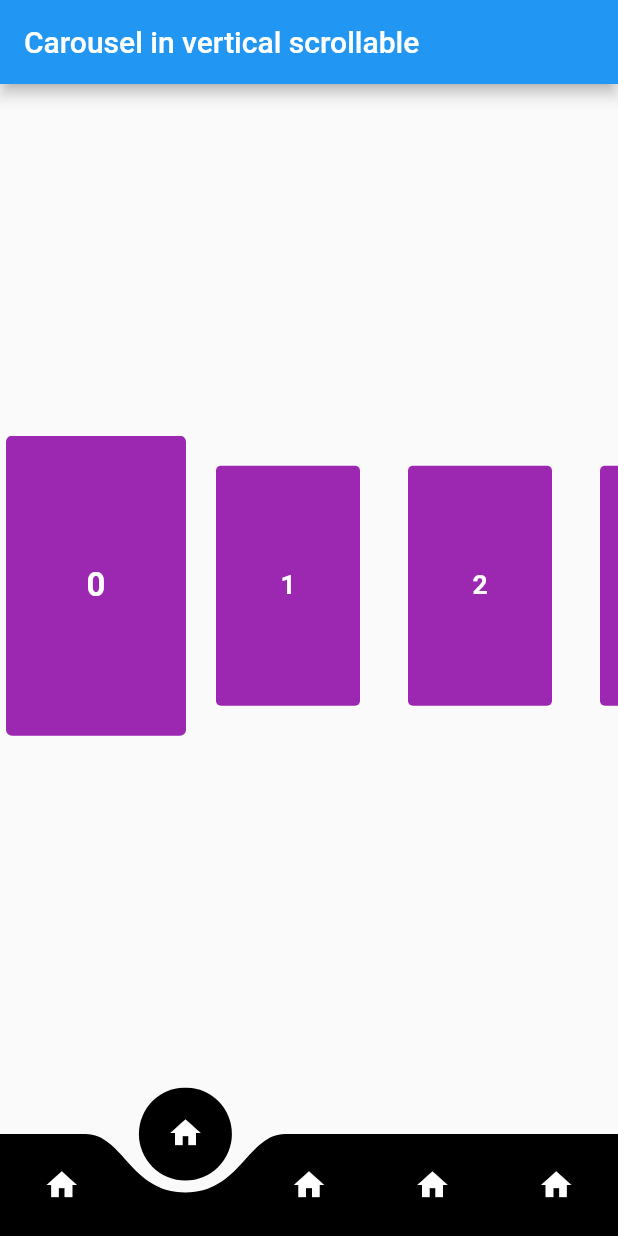
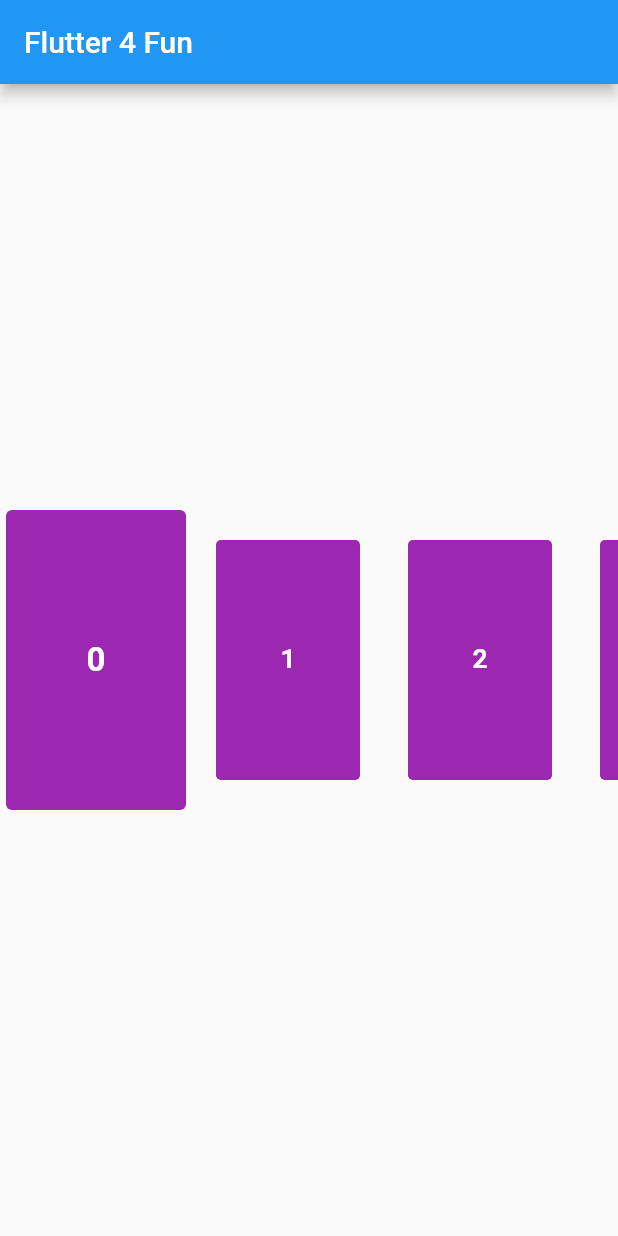
Before and after one commit to Flutter4Fun/ui_challenge-2, a Flutter app: the screen it shows after launch, on a phone screen of 412 x 824 dp. Run offline on Flutter 3.47's test engine with Material 2 defaults, Android fonts, the phone set to English and light mode, and no system bars.

Commit message:
Implemented horizontal_snapping_list

```diff
--- /dev/null
+++ b/lib/horizontal_snapping_list.dart
@@ -0,0 +1,109 @@
+import 'package:flutter/material.dart';
+import 'dart:math' as math;
+
+class HorizontalSnappingList extends StatefulWidget {
+  final int itemCount;
+  final IndexedWidgetBuilder itemBuilder;
+  final double itemWidth;
+  final double itemHorizontalMargin;
+  final double listHeight;
+  final double itemsConsumedWidth;
+
+  HorizontalSnappingList({
+    @required this.itemBuilder,
+    this.itemCount,
+    this.itemWidth = 120.0,
+    this.itemHorizontalMargin = 4.0,
+    this.listHeight = 200.0,
+  }) : itemsConsumedWidth = itemWidth + (itemHorizontalMargin * 2);
+
+  @override
+  _HorizontalSnappingListState createState() => _HorizontalSnappingListState();
+}
+
+class _HorizontalSnappingListState extends State<HorizontalSnappingList> {
+  ScrollController _scrollController;
+  double scrollOffset = 0;
+
+  @override
+  void initState() {
+    _scrollController = new ScrollController();
+    _scrollController.addListener(() {
+      setState(() {
+        scrollOffset = _scrollController.position.pixels / widget.itemsConsumedWidth;
+      });
+    });
+    super.initState();
+  }
+
+  @override
+  Widget build(BuildContext context) {
+    return SizedBox(
+      height: widget.listHeight,
+      child: ListView.builder(
+        controller: _scrollController,
+        scrollDirection: Axis.horizontal,
+        physics: SnappingListScrollPhysic(
+            itemWidth: widget.itemWidth + (widget.itemHorizontalMargin * 2)),
+        itemCount: widget.itemCount,
+        itemBuilder: (context, i) {
+          double scale = ((1 - math.min((i - scrollOffset).abs(), 1.0)) * (1 - 0.8)) + 0.8;
+          return Transform.scale(
+            scale: scale,
+            child: widget.itemBuilder(context, i),
+          );
+        },
+      ),
+    );
+  }
+}
+
+class SnappingListScrollPhysic extends ScrollPhysics {
+  final double itemWidth;
+
+  const SnappingListScrollPhysic({
+    @required this.itemWidth,
+    ScrollPhysics parent,
+  }) : super(parent: parent);
+
+  @override
+  SnappingListScrollPhysic applyTo(ScrollPhysics ancestor) => SnappingListScrollPhysic(
+    parent: buildParent(ancestor),
+    itemWidth: itemWidth,
+  );
+
+  double _getItem(ScrollPosition position) => (position.pixels) / itemWidth;
+
+  double _getPixels(ScrollPosition position, double item) =>
+      math.min(item * itemWidth, position.maxScrollExtent);
+
+  double _getTargetPixels(ScrollPosition position, Tolerance tolerance, double velocity) {
+    double item = _getItem(position);
+    if (velocity < -tolerance.velocity) {
+      item -= 0.5;
+    } else if (velocity > tolerance.velocity) {
+      item += 0.5;
+    }
+    return _getPixels(position, item.roundToDouble());
+  }
+
+  @override
+  Simulation createBallisticSimulation(ScrollMetrics position, double velocity) {
+    // If we're out of range and not headed back in range, defer to the parent
+    // ballistics, which should put us back in range at a page boundary.
+    if ((velocity <= 0.0 && position.pixels <= position.minScrollExtent) ||
+        (velocity >= 0.0 && position.pixels >= position.maxScrollExtent)) {
+      return super.createBallisticSimulation(position, velocity);
+    }
+    final Tolerance tolerance = this.tolerance;
+    final double target = _getTargetPixels(position, tolerance, velocity);
+    if (target != position.pixels) {
+      return ScrollSpringSimulation(spring, position.pixels, target, velocity,
+          tolerance: tolerance);
+    }
+    return null;
+  }
+
+  @override
+  bool get allowImplicitScrolling => false;
+}
--- a/lib/main.dart
+++ b/lib/main.dart
@@ -1,87 +1,37 @@
+import 'package:flutter/material.dart';
 import 'dart:math' as math;
 
-import 'package:flutter/material.dart';
-import 'package:ui_challenge_2/my_bottom_navigation.dart';
+import 'horizontal_snapping_list.dart';
 
 main() => runApp(MaterialApp(home: MyHomePage()));
 
-class MyHomePage extends StatefulWidget {
-  @override
-  _MyHomePageState createState() => _MyHomePageState();
-}
+class MyHomePage extends StatelessWidget {
 
-class _MyHomePageState extends State<MyHomePage> {
-  ScrollController _controller;
-  int firstItem = 0;
-  final double itemWidth = 128;
-
-  final ValueNotifier<double> _offsett = ValueNotifier<double>(0.0);
-
-  double offset = 0;
-
-  @override
-  void initState() {
-    _controller = new ScrollController();
-    _controller.addListener(() {
-      setState(() {
-        offset = _controller.position.pixels / itemWidth;
-        firstItem = _controller.position.pixels ~/ itemWidth;
-      });
-    });
-    super.initState();
-  }
+  final double itemWidth = 120.0;
+  final double itemHeight = 200.0;
+  final double horizontalItemMargin = 4.0;
 
   @override
   Widget build(BuildContext context) {
     return Scaffold(
       appBar: AppBar(
-        title: Text('Carousel in vertical scrollable'),
-      ),
-      bottomNavigationBar: MyBottomNavigation(
-        selected: 1,
-        items: [
-          Icon(Icons.home, color: Colors.white,),
-          Icon(Icons.home, color: Colors.white,),
-          Icon(Icons.home, color: Colors.white,),
-          Icon(Icons.home, color: Colors.white,),
-          Icon(Icons.home, color: Colors.white,),
-        ],
+        title: Text('Flutter 4 Fun'),
       ),
       body: Center(
-        child: SizedBox(
-          // you may want to use an aspect ratio here for tablet support
-          height: 200.0,
-          child: ListView.builder(
-            controller: _controller,
-            physics: SnappingListScrollPhysics(itemWidth: itemWidth),
-            scrollDirection: Axis.horizontal,
-            itemBuilder: (context, i) {
-              double othersScale = 0.8;
-              double scale = ((1 - math.min((i - offset).abs(), 1.0)) * (1 - othersScale)) + othersScale;
-              print('i: $i, scale: $scale');
-              return Transform.scale(
-                scale: scale,
-                child: _buildCarouselItem(context, 0, i),
-              );
-            },
-          ),
-        ),
-      ),
-    );
-  }
-
-  Widget _buildCarouselItem(BuildContext context, int carouselIndex, int itemIndex) {
-    return Container(
-      width: 120,
-      height: 200,
-      margin: EdgeInsets.symmetric(horizontal: 4.0),
+        child: HorizontalSnappingList(
+          itemWidth: 120,
+          itemHorizontalMargin: horizontalItemMargin,
+          itemBuilder: (context, i) => Container(
+            width: itemWidth,
+            height: itemHeight,
+            margin: EdgeInsets.symmetric(horizontal: horizontalItemMargin),
             decoration: BoxDecoration(
               color: Colors.purple,
               borderRadius: BorderRadius.all(Radius.circular(4.0)),
             ),
             child: Center(
               child: Text(
-          '$itemIndex',
+                '$i',
                 style: TextStyle(
                   color: Colors.white,
                   fontWeight: FontWeight.bold,
@@ -89,56 +39,9 @@ class _MyHomePageState extends State<MyHomePage> {
                 ),
               ),
             ),
+          ),
+        ),
+      ),
     );
   }
 }
-
-class SnappingListScrollPhysics extends ScrollPhysics {
-  final double itemWidth;
-
-  const SnappingListScrollPhysics({
-    @required this.itemWidth,
-    ScrollPhysics parent,
-  }) : super(parent: parent);
-
-  @override
-  SnappingListScrollPhysics applyTo(ScrollPhysics ancestor) => SnappingListScrollPhysics(
-    parent: buildParent(ancestor),
-    itemWidth: itemWidth,
-  );
-
-  double _getItem(ScrollPosition position) => (position.pixels) / itemWidth;
-
-  double _getPixels(ScrollPosition position, double item) =>
-    math.min(item * itemWidth, position.maxScrollExtent);
-
-  double _getTargetPixels(ScrollPosition position, Tolerance tolerance, double velocity) {
-    double item = _getItem(position);
-    if (velocity < -tolerance.velocity) {
-      item -= 0.5;
-    } else if (velocity > tolerance.velocity) {
-      item += 0.5;
-    }
-    return _getPixels(position, item.roundToDouble());
-  }
-
-  @override
-  Simulation createBallisticSimulation(ScrollMetrics position, double velocity) {
-    // If we're out of range and not headed back in range, defer to the parent
-    // ballistics, which should put us back in range at a page boundary.
-    if ((velocity <= 0.0 && position.pixels <= position.minScrollExtent) ||
-      (velocity >= 0.0 && position.pixels >= position.maxScrollExtent)) {
-      return super.createBallisticSimulation(position, velocity);
-    }
-    final Tolerance tolerance = this.tolerance;
-    final double target = _getTargetPixels(position, tolerance, velocity);
-    if (target != position.pixels) {
-      return ScrollSpringSimulation(spring, position.pixels, target, velocity,
-        tolerance: tolerance);
-    }
-    return null;
-  }
-
-  @override
-  bool get allowImplicitScrolling => false;
-}
```
Lines whose indentation alone changed are shown as unchanged.
